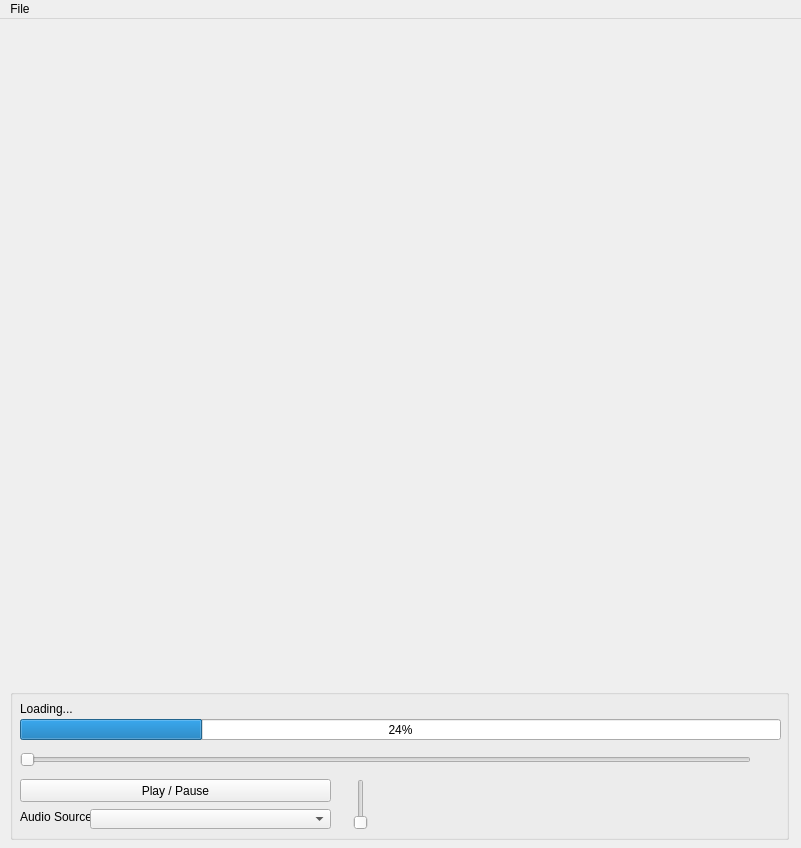
Qt form pyi106/ui/video.ui (atac/handbook-samples) before a commit.
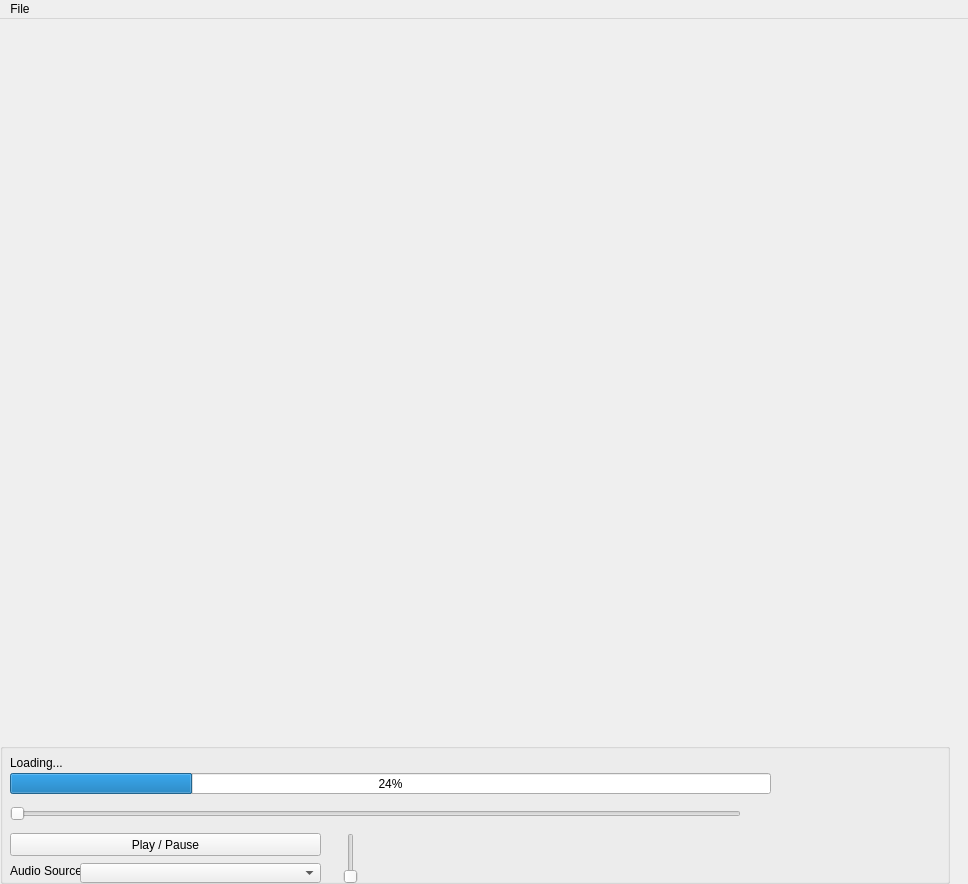
The same form after that commit.

Commit message: Updating .ui files to match across the board.

Patch:
```diff
--- a/pyi106/ui/video.ui
+++ b/pyi106/ui/video.ui
@@ -6,43 +6,73 @@
    <rect>
     <x>0</x>
     <y>0</y>
-    <width>801</width>
-    <height>848</height>
+    <width>968</width>
+    <height>884</height>
    </rect>
   </property>
+  <property name="sizePolicy">
+   <sizepolicy hsizetype="Expanding" vsizetype="Expanding">
+    <horstretch>0</horstretch>
+    <verstretch>0</verstretch>
+   </sizepolicy>
+  </property>
   <property name="windowTitle">
    <string>CH10 Video Player</string>
   </property>
   <widget class="QWidget" name="centralwidget">
    <property name="sizePolicy">
-    <sizepolicy hsizetype="Maximum" vsizetype="Maximum">
+    <sizepolicy hsizetype="Expanding" vsizetype="Expanding">
      <horstretch>0</horstretch>
      <verstretch>0</verstretch>
     </sizepolicy>
-   </property>
-   <widget class="QWidget" name="verticalLayoutWidget">
-    <property name="geometry">
-     <rect>
-      <x>0</x>
-      <y>0</y>
-      <width>801</width>
-      <height>511</height>
-     </rect>
     </property>
     <layout class="QVBoxLayout" name="verticalLayout">
+    <property name="leftMargin">
+     <number>0</number>
+    </property>
+    <property name="topMargin">
+     <number>0</number>
+    </property>
+    <property name="rightMargin">
+     <number>0</number>
+    </property>
+    <property name="bottomMargin">
+     <number>0</number>
+    </property>
      <item>
+     <widget class="QWidget" name="widget" native="true">
+      <layout class="QGridLayout" name="gridLayout_2">
+       <property name="leftMargin">
+        <number>0</number>
+       </property>
+       <property name="topMargin">
+        <number>0</number>
+       </property>
+       <property name="rightMargin">
+        <number>0</number>
+       </property>
+       <property name="bottomMargin">
+        <number>0</number>
+       </property>
+       <item row="0" column="0">
       <layout class="QGridLayout" name="grid"/>
      </item>
     </layout>
    </widget>
+    </item>
+    <item>
    <widget class="QGroupBox" name="playback">
-    <property name="geometry">
-     <rect>
-      <x>10</x>
-      <y>670</y>
-      <width>779</width>
-      <height>151</height>
-     </rect>
+      <property name="sizePolicy">
+       <sizepolicy hsizetype="Fixed" vsizetype="Fixed">
+        <horstretch>0</horstretch>
+        <verstretch>0</verstretch>
+       </sizepolicy>
+      </property>
+      <property name="minimumSize">
+       <size>
+        <width>950</width>
+        <height>141</height>
+       </size>
     </property>
     <property name="title">
      <string/>
@@ -142,13 +172,15 @@
      </property>
     </widget>
    </widget>
+    </item>
+   </layout>
   </widget>
   <widget class="QMenuBar" name="menubar">
    <property name="geometry">
     <rect>
      <x>0</x>
      <y>0</y>
-     <width>801</width>
+     <width>968</width>
      <height>21</height>
     </rect>
    </property>
```
Left out of the diff: 2 changed lines with no effect on the pictures. Lines whose indentation alone changed are shown as unchanged. The commit also changes 1 other file.
